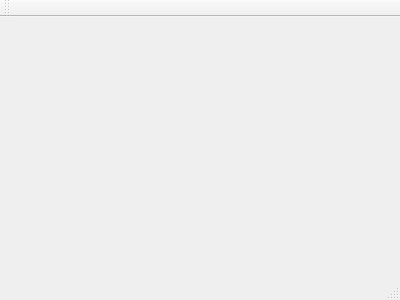
Qt form controlswindow.ui (sergeivolodin/GLWhyInvisible) before a commit.
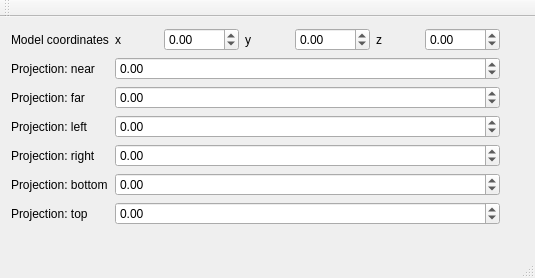
The same form after that commit.

Patch:
```diff
--- a/controlswindow.ui
+++ b/controlswindow.ui
@@ -1,24 +1,216 @@
 <ui version="4.0">
  <class>ControlsWindow</class>
- <widget class="QMainWindow" name="ControlsWindow" >
-  <property name="geometry" >
+ <widget class="QMainWindow" name="ControlsWindow">
+  <property name="geometry">
    <rect>
     <x>0</x>
     <y>0</y>
-    <width>400</width>
-    <height>300</height>
+    <width>535</width>
+    <height>278</height>
    </rect>
   </property>
   <property name="windowTitle" >
    <string>ControlsWindow</string>
   </property>
-  <widget class="QMenuBar" name="menuBar" />
-  <widget class="QToolBar" name="mainToolBar" />
-  <widget class="QWidget" name="centralWidget" />
-  <widget class="QStatusBar" name="statusBar" />
+  <widget class="QWidget" name="centralWidget">
+   <widget class="QWidget" name="formLayoutWidget">
+    <property name="geometry">
+     <rect>
+      <x>0</x>
+      <y>0</y>
+      <width>511</width>
+      <height>221</height>
+     </rect>
+    </property>
+    <layout class="QFormLayout" name="formLayout">
+     <item row="0" column="0">
+      <widget class="QLabel" name="label">
+       <property name="text">
+        <string>Model coordinates</string>
+       </property>
+      </widget>
+     </item>
+     <item row="0" column="1">
+      <layout class="QHBoxLayout" name="horizontalLayout">
+       <item>
+        <widget class="QLabel" name="label_3">
+         <property name="text">
+          <string>x</string>
+         </property>
+        </widget>
+       </item>
+       <item>
+        <widget class="QDoubleSpinBox" name="model_x">
+         <property name="minimum">
+          <double>-1000.000000000000000</double>
+         </property>
+         <property name="maximum">
+          <double>1000.000000000000000</double>
+         </property>
+        </widget>
+       </item>
+       <item>
+        <widget class="QLabel" name="label_2">
+         <property name="text">
+          <string>y</string>
+         </property>
+        </widget>
+       </item>
+       <item>
+        <widget class="QDoubleSpinBox" name="model_y">
+         <property name="minimum">
+          <double>-1000.000000000000000</double>
+         </property>
+         <property name="maximum">
+          <double>1000.000000000000000</double>
+         </property>
+        </widget>
+       </item>
+       <item>
+        <widget class="QLabel" name="label_4">
+         <property name="text">
+          <string>z</string>
+         </property>
+        </widget>
+       </item>
+       <item>
+        <widget class="QDoubleSpinBox" name="model_z">
+         <property name="minimum">
+          <double>-1000.000000000000000</double>
+         </property>
+         <property name="maximum">
+          <double>1000.000000000000000</double>
+         </property>
+        </widget>
+       </item>
+      </layout>
+     </item>
+     <item row="1" column="0">
+      <widget class="QLabel" name="label_5">
+       <property name="text">
+        <string>Projection: near</string>
+       </property>
+      </widget>
+     </item>
+     <item row="1" column="1">
+      <widget class="QDoubleSpinBox" name="projection_n">
+       <property name="minimum">
+        <double>-1000.000000000000000</double>
+       </property>
+       <property name="maximum">
+        <double>1000.000000000000000</double>
+       </property>
+      </widget>
+     </item>
+     <item row="2" column="0">
+      <widget class="QLabel" name="label_6">
+       <property name="text">
+        <string>Projection: far</string>
+       </property>
+      </widget>
+     </item>
+     <item row="2" column="1">
+      <widget class="QDoubleSpinBox" name="projection_f">
+       <property name="minimum">
+        <double>-1000.000000000000000</double>
+       </property>
+       <property name="maximum">
+        <double>1000.000000000000000</double>
+       </property>
+      </widget>
+     </item>
+     <item row="3" column="0">
+      <widget class="QLabel" name="label_7">
+       <property name="text">
+        <string>Projection: left</string>
+       </property>
+      </widget>
+     </item>
+     <item row="3" column="1">
+      <widget class="QDoubleSpinBox" name="projection_l">
+       <property name="minimum">
+        <double>-1000.000000000000000</double>
+       </property>
+       <property name="maximum">
+        <double>1000.000000000000000</double>
+       </property>
+      </widget>
+     </item>
+     <item row="4" column="0">
+      <widget class="QLabel" name="label_8">
+       <property name="text">
+        <string>Projection: right</string>
+       </property>
+      </widget>
+     </item>
+     <item row="4" column="1">
+      <widget class="QDoubleSpinBox" name="projection_r">
+       <property name="minimum">
+        <double>-1000.000000000000000</double>
+       </property>
+       <property name="maximum">
+        <double>1000.000000000000000</double>
+       </property>
+      </widget>
+     </item>
+     <item row="5" column="0">
+      <widget class="QLabel" name="label_9">
+       <property name="text">
+        <string>Projection: bottom</string>
+       </property>
+      </widget>
+     </item>
+     <item row="5" column="1">
+      <widget class="QDoubleSpinBox" name="projection_b">
+       <property name="minimum">
+        <double>-1000.000000000000000</double>
+       </property>
+       <property name="maximum">
+        <double>1000.000000000000000</double>
+       </property>
+      </widget>
+     </item>
+     <item row="6" column="0">
+      <widget class="QLabel" name="label_10">
+       <property name="text">
+        <string>Projection: top</string>
+       </property>
+      </widget>
+     </item>
+     <item row="6" column="1">
+      <widget class="QDoubleSpinBox" name="projection_t">
+       <property name="minimum">
+        <double>-1000.000000000000000</double>
+       </property>
+       <property name="maximum">
+        <double>1000.000000000000000</double>
+       </property>
+      </widget>
+     </item>
+    </layout>
+   </widget>
+  </widget>
+  <widget class="QMenuBar" name="menuBar">
+   <property name="geometry">
+    <rect>
+     <x>0</x>
+     <y>0</y>
+     <width>535</width>
+     <height>18</height>
+    </rect>
+   </property>
+  </widget>
+  <widget class="QToolBar" name="mainToolBar">
+   <attribute name="toolBarArea">
+    <enum>TopToolBarArea</enum>
+   </attribute>
+   <attribute name="toolBarBreak">
+    <bool>false</bool>
+   </attribute>
+  </widget>
+  <widget class="QStatusBar" name="statusBar"/>
  </widget>
- <layoutDefault spacing="6" margin="11" />
- <pixmapfunction></pixmapfunction>
+ <layoutdefault spacing="6" margin="11"/>
  <resources/>
  <connections/>
 </ui>
```
Left out of the diff: 3 changed lines with no effect on the pictures.
